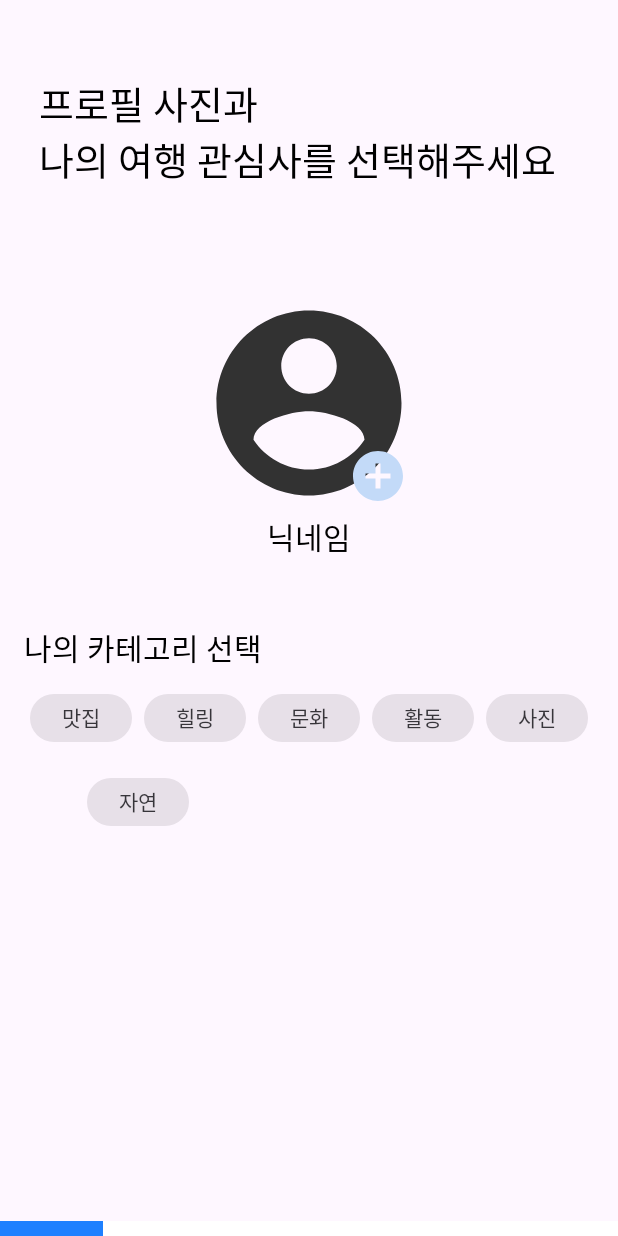
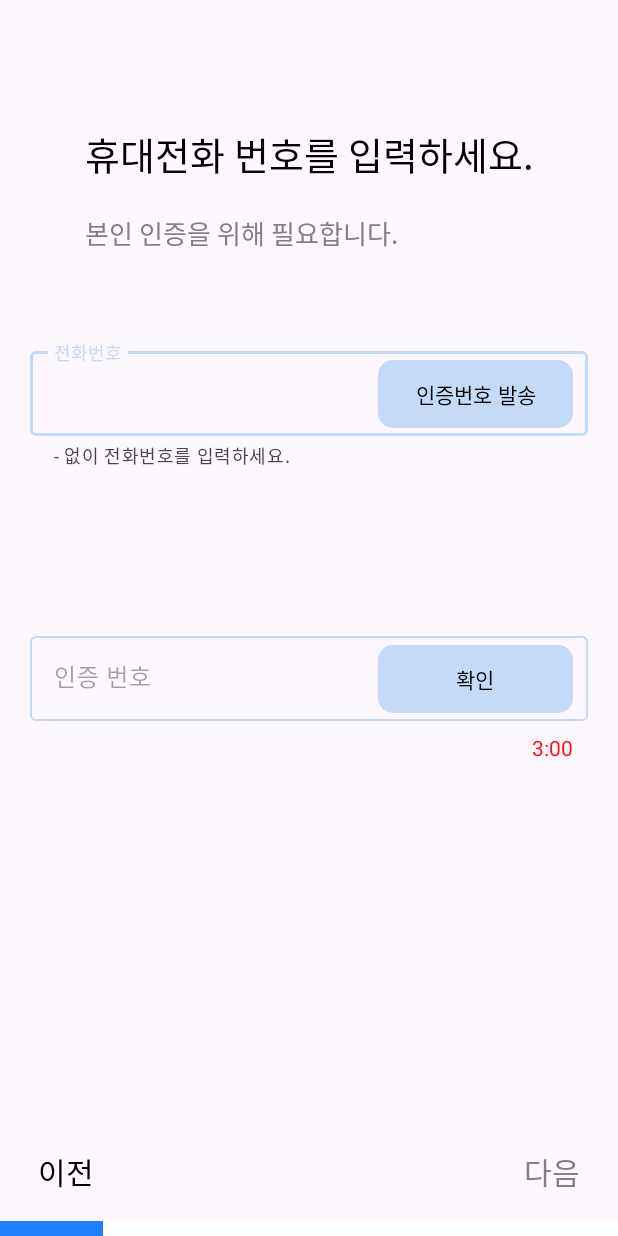
Before and after one commit to SeLino98/TravelMaker, an Android app: the screen it shows after launch (SignupActivity), on a phone screen of 412 x 824 dp. Run offline under Robolectric (Android 15) with nearby library versions, the phone set to English and light mode, and no system bars; our stand-ins replace Dagger/Hilt's generated code.

Commit message:
Feat: 휴대번호 문자 인증 페이지 UI 구현

```diff
--- a/travelmaker_android/app/src/main/java/com/gumibom/travelmaker/ui/signup/SignupProfileFragment.kt
+++ b/travelmaker_android/app/src/main/java/com/gumibom/travelmaker/ui/signup/SignupProfileFragment.kt
@@ -64,22 +64,22 @@ class SignupProfileFragment : Fragment() {
     private fun selectCategory(){
         val chipGroup = binding.chipGroup;
         Log.d(TAG, "selectCategory:1")
-        chipGroup.setOnCheckedStateChangeListener {
-            group, checkId ->
-            val selectedChip: List<Int> = checkId;
-            Log.d(TAG, "selectCategory: ${selectedChip}")
-            if (selectedChip != null) {
-                for (token  in selectedChip){ // 다 선택 됐고 다음 버튼을 눌렀을 때 현재 담아 있떤 리스트값들을 for문을 돌면서 유저 카테고리에 저장.
-                    val selectedChipId = token ///
-                    val selctedName = group.findViewById<Chip>(selectedChipId)
-//                val selectedChipText = selectedChip.text.toString()
-                    Log.d("ChipSelection", "Selected Chip ID: $selectedChipId, Text: $selectedChip")
-                    Log.d("selctedName", "selctedName: ${selctedName.text.toString()}, Text: ${selctedName.id.toString()}")
-
-                }
-            }
-            //모든 칩들의 공통 특성 선택
-        }
+//        chipGroup.setOnCheckedStateChangeListener {
+//            group, checkId ->
+//            val selectedChip: List<Int> = checkId;
+//            Log.d(TAG, "selectCategory: ${selectedChip}")
+//            if (selectedChip != null) {
+//                for (token  in selectedChip){ // 다 선택 됐고 다음 버튼을 눌렀을 때 현재 담아 있떤 리스트값들을 for문을 돌면서 유저 카테고리에 저장.
+//                    val selectedChipId = token ///
+//                    val selctedName = group.findViewById<Chip>(selectedChipId)
+////                val selectedChipText = selectedChip.text.toString()
+//                    Log.d("ChipSelection", "Selected Chip ID: $selectedChipId, Text: $selectedChip")
+//                    Log.d("selctedName", "selctedName: ${selctedName.text.toString()}, Text: ${selctedName.id.toString()}")
+//
+//                }
+//            }
+//            //모든 칩들의 공통 특성 선택
+//        }
         Log.d(TAG, "selectCategory:2")
     }
 
--- /dev/null
+++ b/travelmaker_android/app/src/main/java/com/gumibom/travelmaker/ui/signup/phone/SignupPhoneFragment.kt
@@ -0,0 +1,27 @@
+package com.gumibom.travelmaker.ui.signup.phone
+
+import android.os.Bundle
+import android.view.LayoutInflater
+import android.view.View
+import android.view.ViewGroup
+import androidx.fragment.app.Fragment
+import com.gumibom.travelmaker.databinding.FragmentSignupPhoneBinding
+
+class SignupPhoneFragment : Fragment() {
+
+    private var _binding : FragmentSignupPhoneBinding? = null
+    private val binding get() = _binding!!
+
+    override fun onCreateView(
+        inflater: LayoutInflater,
+        container: ViewGroup?,
+        savedInstanceState: Bundle?
+    ): View? {
+        _binding = FragmentSignupPhoneBinding.inflate(inflater, container, false)
+        return binding.root
+    }
+
+    override fun onViewCreated(view: View, savedInstanceState: Bundle?) {
+        super.onViewCreated(view, savedInstanceState)
+    }
+}
--- /dev/null
+++ b/travelmaker_android/app/src/main/res/drawable/background_button.xml
@@ -0,0 +1,5 @@
+<?xml version="1.0" encoding="utf-8"?>
+<shape xmlns:android="http://schemas.android.com/apk/res/android">
+    <solid android:color="@color/main_color"/> <!-- 여기서 배경색을 설정할 수 있습니다 -->
+    <corners android:radius="10dp"/> <!-- 모서리의 반경을 10dp로 설정 -->
+</shape>
--- /dev/null
+++ b/travelmaker_android/app/src/main/res/drawable/selector_input_layout_color.xml
@@ -0,0 +1,7 @@
+<?xml version="1.0" encoding="utf-8"?>
+<selector xmlns:android="http://schemas.android.com/apk/res/android">
+    <item android:color="@color/main_color" android:state_focused="true"/>
+    <item android:color="@color/main_color" android:state_hovered="true"/>
+    <item android:color="@color/main_color" android:state_enabled="false"/>
+    <item android:color="@color/main_color"/>  <!-- unfocused -->
+</selector>
--- /dev/null
+++ b/travelmaker_android/app/src/main/res/layout/fragment_signup_phone.xml
@@ -0,0 +1,142 @@
+<?xml version="1.0" encoding="utf-8"?>
+<androidx.constraintlayout.widget.ConstraintLayout xmlns:android="http://schemas.android.com/apk/res/android"
+    xmlns:app="http://schemas.android.com/apk/res-auto"
+    android:layout_width="match_parent"
+    android:layout_height="match_parent">
+
+    <TextView
+        android:id="@+id/tv_signup_phone_title"
+        style="@style/Text.Title"
+        android:layout_width="wrap_content"
+        android:layout_height="wrap_content"
+        android:layout_marginTop="83dp"
+        android:text="@string/signup_phone_title"
+        app:layout_constraintEnd_toEndOf="parent"
+        app:layout_constraintStart_toStartOf="parent"
+        app:layout_constraintTop_toTopOf="parent" />
+
+    <TextView
+        android:id="@+id/tv_signup_phone_certification"
+        style="@style/Text.Regular"
+        android:layout_width="wrap_content"
+        android:layout_height="wrap_content"
+        android:layout_marginTop="20dp"
+        android:text="본인 인증을 위해 필요합니다."
+        android:textColor="@color/light_gray"
+        android:textSize="17sp"
+        app:layout_constraintStart_toStartOf="@id/tv_signup_phone_title"
+        app:layout_constraintTop_toBottomOf="@id/tv_signup_phone_title" />
+
+    <com.google.android.material.textfield.TextInputLayout
+        android:id="@+id/til_signup_phone"
+        android:layout_width="match_parent"
+        android:layout_height="90dp"
+        android:layout_marginStart="20dp"
+        android:layout_marginTop="60dp"
+        android:layout_marginEnd="20dp"
+        android:textColorHint="@color/hint_color"
+        app:boxStrokeColor="@drawable/selector_input_layout_color"
+        app:helperText="- 없이 전화번호를 입력하세요."
+        app:helperTextEnabled="true"
+        app:hintTextAppearance="@style/TextLabel"
+        app:layout_constraintEnd_toEndOf="parent"
+        app:layout_constraintStart_toStartOf="parent"
+        app:layout_constraintTop_toBottomOf="@id/tv_signup_phone_certification">
+
+        <com.google.android.material.textfield.TextInputEditText
+            android:layout_width="match_parent"
+            android:layout_height="wrap_content"
+            android:hint="@string/signup_hint_phone_number"
+            android:inputType="number" />
+
+    </com.google.android.material.textfield.TextInputLayout>
+
+    <Button
+        android:id="@+id/btn_signup_send_number"
+        style="@style/Text.InTheBtn"
+        android:layout_width="130dp"
+        android:layout_height="45dp"
+        android:layout_marginTop="11dp"
+        android:layout_marginEnd="10dp"
+        android:background="@drawable/background_button"
+        android:text="@string/signup_button_number"
+        app:layout_constraintEnd_toEndOf="@id/til_signup_phone"
+        app:layout_constraintTop_toTopOf="@id/til_signup_phone" />
+
+
+    <androidx.constraintlayout.widget.ConstraintLayout
+        android:id="@+id/layout_phone_certification"
+        android:layout_width="match_parent"
+        android:layout_height="wrap_content"
+        android:layout_marginTop="100dp"
+        app:layout_constraintTop_toBottomOf="@id/til_signup_phone">
+
+
+        <com.google.android.material.textfield.TextInputLayout
+            android:id="@+id/til_signup_certification_number"
+            android:layout_width="match_parent"
+            android:layout_height="70dp"
+            android:layout_marginStart="20dp"
+            android:layout_marginEnd="20dp"
+            android:textColorHint="@color/hint_color"
+            app:boxStrokeColor="@drawable/selector_input_layout_color"
+            app:hintTextAppearance="@style/TextLabel"
+            app:layout_constraintEnd_toEndOf="parent"
+            app:layout_constraintStart_toStartOf="parent"
+            app:layout_constraintTop_toTopOf="parent">
+
+            <com.google.android.material.textfield.TextInputEditText
+                android:layout_width="match_parent"
+                android:layout_height="wrap_content"
+                android:hint="인증 번호"
+                android:inputType="number" />
+
+        </com.google.android.material.textfield.TextInputLayout>
+
+        <Button
+            android:id="@+id/btn_signup_correct"
+            style="@style/Text.InTheBtn"
+            android:layout_width="130dp"
+            android:layout_height="45dp"
+            android:layout_marginTop="11dp"
+            android:layout_marginEnd="10dp"
+            android:background="@drawable/background_button"
+            android:text="확인"
+            app:layout_constraintEnd_toEndOf="@id/til_signup_certification_number"
+            app:layout_constraintTop_toTopOf="@id/til_signup_certification_number" />
+
+        <TextView
+            android:id="@+id/tv_signup_timer"
+            android:layout_width="wrap_content"
+            android:layout_height="wrap_content"
+            android:text="3:00"
+            android:textColor="@color/timer_red"
+            android:layout_marginEnd="10dp"
+            app:layout_constraintEnd_toEndOf="@id/til_signup_certification_number"
+            app:layout_constraintTop_toBottomOf="@id/til_signup_certification_number" />
+
+
+    </androidx.constraintlayout.widget.ConstraintLayout>
+
+    <TextView
+        android:id="@+id/tv_signup_phone_previous"
+        style="@style/Text.Regular20"
+        android:layout_width="wrap_content"
+        android:layout_height="wrap_content"
+        android:layout_marginStart="25dp"
+        android:layout_marginBottom="18dp"
+        android:text="@string/signup_previous"
+        app:layout_constraintBottom_toBottomOf="parent"
+        app:layout_constraintStart_toStartOf="parent" />
+
+    <TextView
+        android:id="@+id/tv_signup_phone_next"
+        style="@style/Text.Regular20.gray"
+        android:layout_width="wrap_content"
+        android:layout_height="wrap_content"
+        android:layout_marginEnd="25dp"
+        android:text="@string/signup_next"
+        app:layout_constraintEnd_toEndOf="parent"
+        app:layout_constraintTop_toTopOf="@id/tv_signup_phone_previous" />
+
+</androidx.constraintlayout.widget.ConstraintLayout>
--- a/travelmaker_android/app/src/main/res/navigation/signup_nav_graph.xml
+++ b/travelmaker_android/app/src/main/res/navigation/signup_nav_graph.xml
@@ -2,7 +2,7 @@
 <navigation xmlns:android="http://schemas.android.com/apk/res/android"
     xmlns:app="http://schemas.android.com/apk/res-auto"
     android:id="@+id/signup_nav_graph"
-    app:startDestination="@id/signupProfileFragment">
+    app:startDestination="@id/signupPhoneFragment">
     <fragment
         android:id="@+id/signupLocationFragment"
         android:name="com.gumibom.travelmaker.ui.signup.location.SignupLocationFragment"
@@ -11,4 +11,8 @@
         android:id="@+id/signupProfileFragment"
         android:name="com.gumibom.travelmaker.ui.signup.SignupProfileFragment"
         android:label="SignupProfileFragment" />
+    <fragment
+        android:id="@+id/signupPhoneFragment"
+        android:name="com.gumibom.travelmaker.ui.signup.phone.SignupPhoneFragment"
+        android:label="SignupPhoneFragment" />
 </navigation>
--- a/travelmaker_android/app/src/main/res/values/colors.xml
+++ b/travelmaker_android/app/src/main/res/values/colors.xml
@@ -2,6 +2,7 @@
 <resources>
     <color name="black">#FF000000</color>
     <color name="black_a20">#33000000</color>
+    <color name="hint_color">#661d1b20</color>
     <color name="white">#FFFFFFFF</color>
     <color name="main_color">#C3DAF8</color>
     <color name="text_main_color">#5A6CB3</color>
@@ -9,5 +10,6 @@
     <color name="button_main_color">#C3DAF8</color>
     <color name="light_gray">#808080</color>
     <color name="gray_a25">#CCCCCC</color>
+    <color name="timer_red">#FA1010</color>
 
 </resources>
--- a/travelmaker_android/app/src/main/res/values/strings.xml
+++ b/travelmaker_android/app/src/main/res/values/strings.xml
@@ -19,6 +19,9 @@
     <string name="sign_chip_picture">사진</string>
     <string name="sign_chip_culture">문화</string>
     <string name="sign_chip_taste">맛집</string>
+    <string name="signup_phone_title">휴대전화 번호를 입력하세요.</string>
+    <string name="signup_hint_phone_number">전화번호</string>
+    <string name="signup_button_number">인증번호 발송</string>
     <!-- END -->
 
 
--- a/travelmaker_android/app/src/main/res/values/styles.xml
+++ b/travelmaker_android/app/src/main/res/values/styles.xml
@@ -15,6 +15,7 @@
     </style>
 
 
+
     <!-- Sign Chip -->
     <style name="chipRegular" parent="Widget.MaterialComponents.Chip.Choice">
         <item name="android:layout_width">68dp</item>
@@ -27,6 +28,12 @@
         <item name="android:textColor">@color/black</item>
         <item name="android:fontFamily">@font/roboto_regular</item>
         <item name="android:textSize">24sp</item>
+    </style>
+
+
+    <!-- TextInputLayout hint style -->
+    <style name="TextLabel" parent="TextAppearance.Design.Hint">
+        <item name="android:textSize">12sp</item>
     </style>
 
     <!-- 이전, 다음 TextView styles -->
@@ -61,4 +68,6 @@
         <item name="android:fontFamily">@font/roboto_regular</item>
         <item name="android:textSize">12sp</item>
     </style>
+
+
 </resources>
--- a/travelmaker_android/app/src/main/res/values/themes.xml
+++ b/travelmaker_android/app/src/main/res/values/themes.xml
@@ -2,7 +2,9 @@
     <!-- Base application theme. -->
     <style name="Base.Theme.Travelmaker" parent="Theme.Material3.DayNight.NoActionBar">
         <!-- Customize your light theme here. -->
-        <!-- <item name="colorPrimary">@color/my_light_primary</item> -->
+        <item name="colorPrimary">@color/main_color</item>
+        <!-- Status bar color. -->
+        <item name="android:statusBarColor">@color/text_main_color</item>
     </style>
 
     <style name="Theme.Travelmaker" parent="Base.Theme.Travelmaker" />
```
